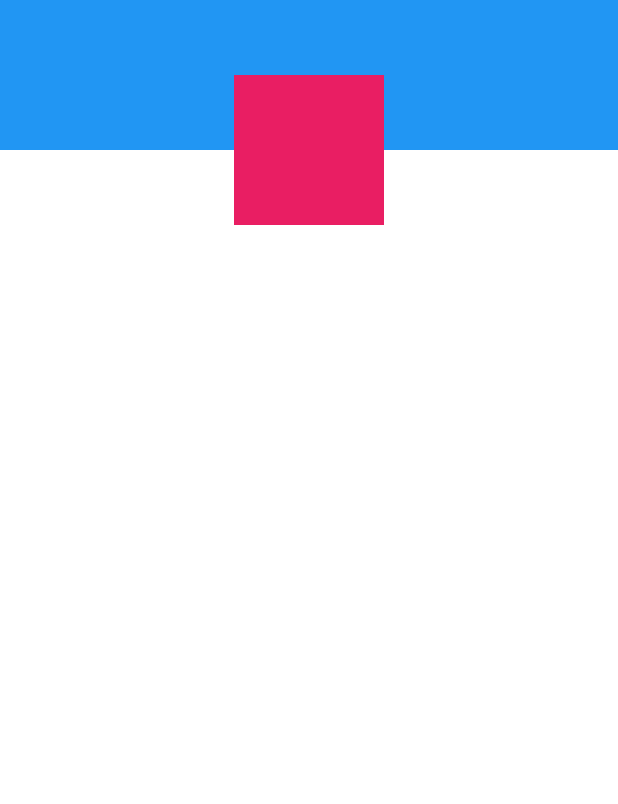
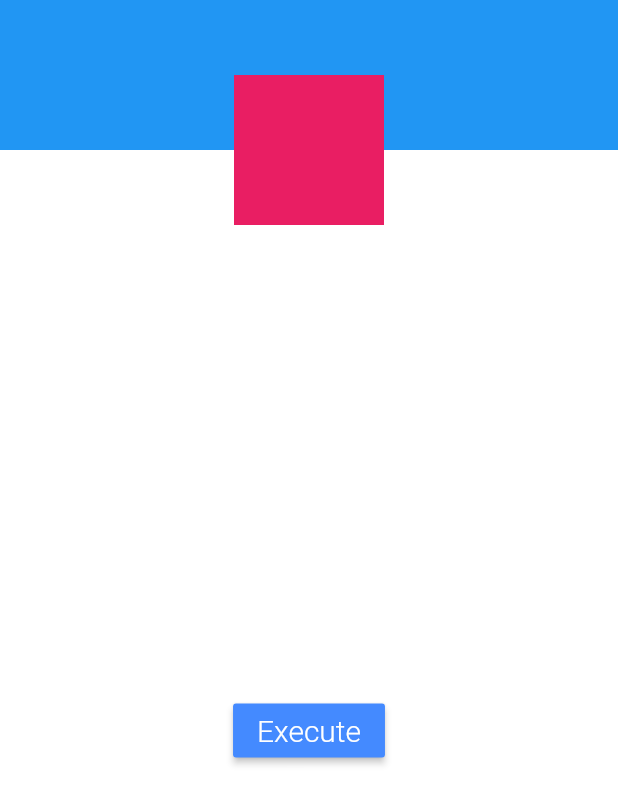
Before and after one commit to lippeoliveira/flutter_widgets, a Flutter app: the LoginWidget screen opened directly, after a tap on "Login Animated I", on a phone screen of 412 x 824 dp. Shown: the top 804 px of the screen. Run offline on Flutter 3.47's test engine with Material 2 defaults, Android fonts, the phone set to English and light mode, and no system bars; missing offline and left inert: bloc_pattern.

Commit message:
added button to execute animation action

```diff
--- a/lib/widgets/login_widgets/animated_login_one.dart
+++ b/lib/widgets/login_widgets/animated_login_one.dart
@@ -31,10 +31,19 @@ class _AnimatedLoginOneState extends State<AnimatedLoginOne> {
             ],
           ),
           new Expanded(
-            child: Container(
-              height: 100,
-              alignment: Alignment.topCenter,
-              color: Colors.white,
+            child: Center(
+              child: MaterialButton(
+                //elevation: 10,
+                color: Colors.blueAccent,
+                child: Text(
+                  "Execute",
+                  style: TextStyle(
+                      fontSize: 20,
+                      fontWeight: FontWeight.w300,
+                      color: Colors.white),
+                ),
+                onPressed: () {},
+              ),
             ),
           )
         ],
```
